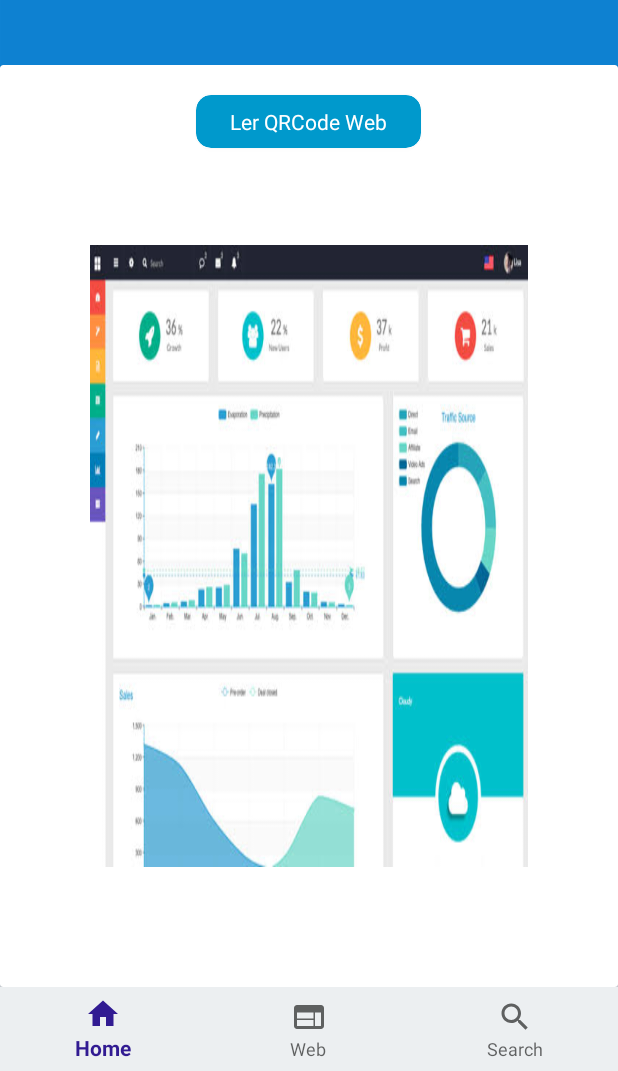
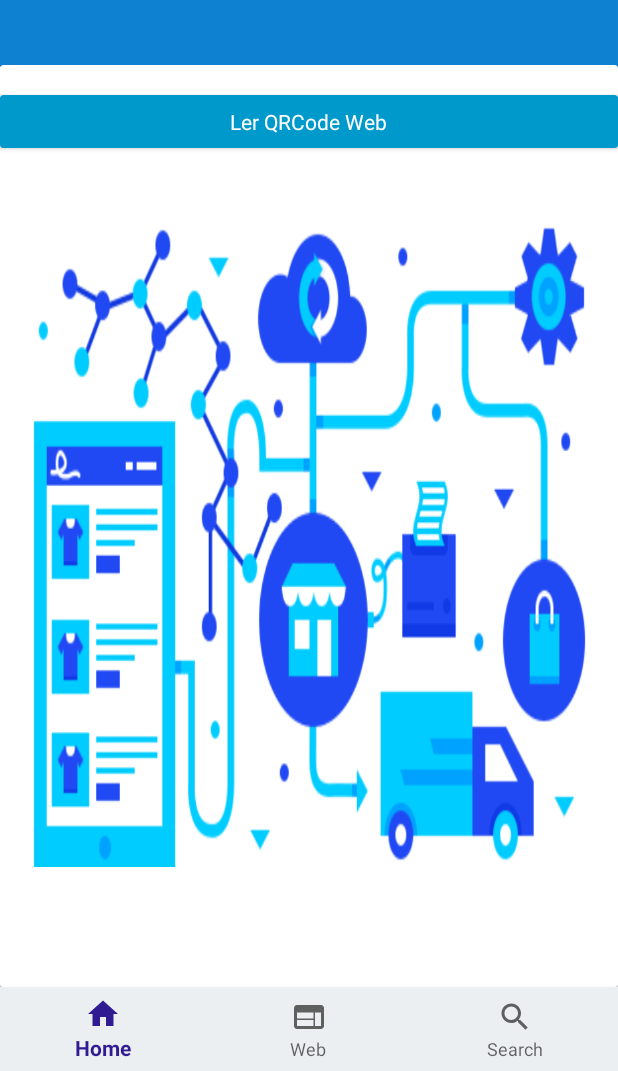
Before and after one commit to YurrialSG/AppIoT, an Android app: the QRCodeActivity screen opened directly, with no data from a screen before it, on a phone screen of 412 x 824 dp, the part 165-1236 px from its top. Run offline under Robolectric (Android 15) with nearby library versions, the phone set to English and light mode, and no system bars; our stand-ins replace Firebase (no records; nobody signed in at launch, a user with empty details on screens opened directly); libraries missing offline, so code that uses them is left out: com.google.zxing.integration; 1 statement that could not run was skipped.

Commit message:
Scan QRCode com App para WebSite

```diff
--- a/app/build.gradle
+++ b/app/build.gradle
@@ -44,5 +44,7 @@ dependencies {
     implementation 'com.google.firebase:firebase-analytics:17.2.0'
     implementation 'pl.droidsonroids.gif:android-gif-drawable:1.2.19'
     implementation 'com.android.support:design:28.0.2'
+    implementation 'com.google.zxing:core:3.2.1'
+    implementation 'com.journeyapps:zxing-android-embedded:3.2.0@aar'
 }
 apply plugin: 'com.google.gms.google-services'
--- a/app/src/main/AndroidManifest.xml
+++ b/app/src/main/AndroidManifest.xml
@@ -6,6 +6,7 @@
     <uses-permission android:name="android.permission.INTERNET" />
     <uses-permission android:name="android.permission.ACCESS_NETWORK_STATE" />
     <uses-permission android:name="android.permission.READ_PHONE_STATE" />
+    <uses-permission android:name="android.permission.VIBRATE" />
 
     <application
         android:allowBackup="true"
--- a/app/src/main/res/layout/activity_qrcode.xml
+++ b/app/src/main/res/layout/activity_qrcode.xml
@@ -59,11 +59,10 @@
 
         <androidx.cardview.widget.CardView
             android:id="@+id/btnQRCode"
-            android:layout_width="150dp"
+            android:layout_width="match_parent"
             android:layout_height="35dp"
             android:layout_gravity="center_horizontal"
             app:cardBackgroundColor="@android:color/holo_blue_dark"
-            app:cardCornerRadius="10dp"
             android:layout_marginTop="20dp"
             >
 
@@ -87,9 +86,9 @@
         <ViewFlipper
             android:id="@+id/v_flipper"
             android:layout_width="match_parent"
-            android:layout_marginTop="120dp"
-            android:layout_marginRight="60dp"
-            android:layout_marginLeft="60dp"
+            android:layout_marginTop="100dp"
+            android:layout_marginRight="20dp"
+            android:layout_marginLeft="20dp"
             android:layout_marginBottom="80dp"
             android:layout_height="match_parent"
             android:layout_gravity="center_horizontal"
```
Also changed, not shown: app/src/main/java/com/example/appiot/QRCodeActivity.java (+54 -2 lines), app/src/main/res/drawable/flipper04.png (added), app/src/main/res/drawable/img01.png (deleted).
